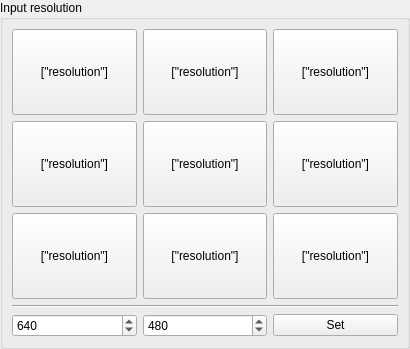
Qt form src/display/qt/windows/ControlPanel/Capture/InputResolution.ui (mrehkopf/vcs) before a commit.
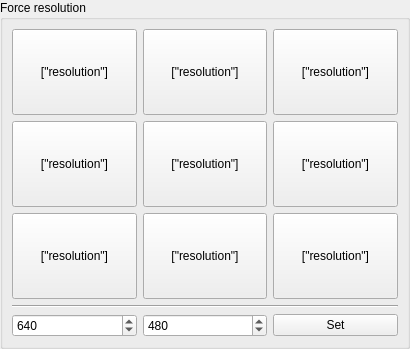
The same form after that commit.

The edit to the form file:
```diff
--- a/src/display/qt/windows/ControlPanel/Capture/InputResolution.ui
+++ b/src/display/qt/windows/ControlPanel/Capture/InputResolution.ui
@@ -35,7 +35,7 @@
    <item>
     <widget class="QGroupBox" name="groupBox">
      <property name="title">
-      <string>Input resolution</string>
+      <string>Force resolution</string>
      </property>
      <layout class="QVBoxLayout" name="verticalLayout">
       <item>
```
